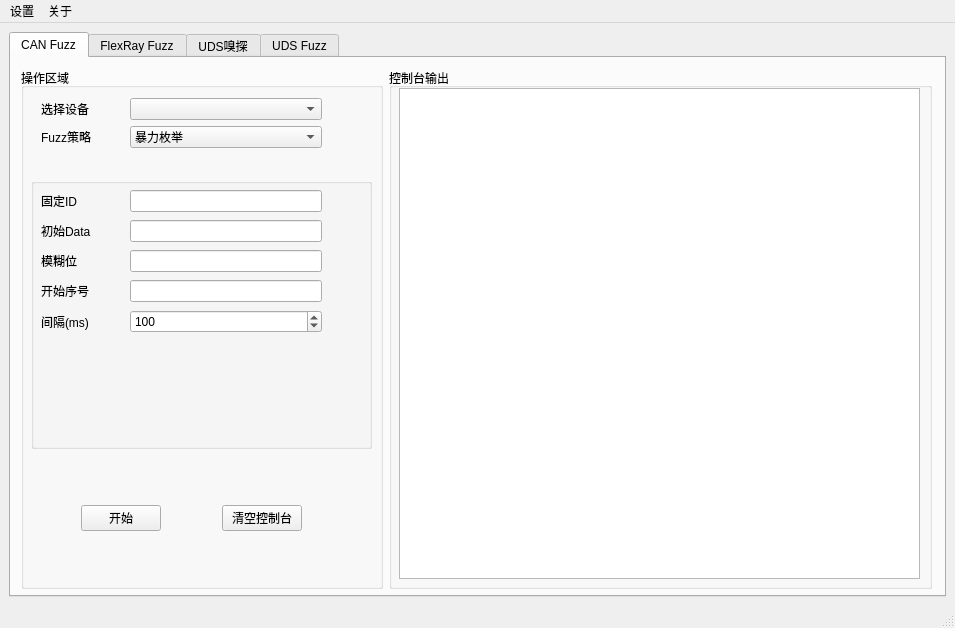
Old version of the form ui/main_window.ui in the repository hongyan3/fuzz_platform.
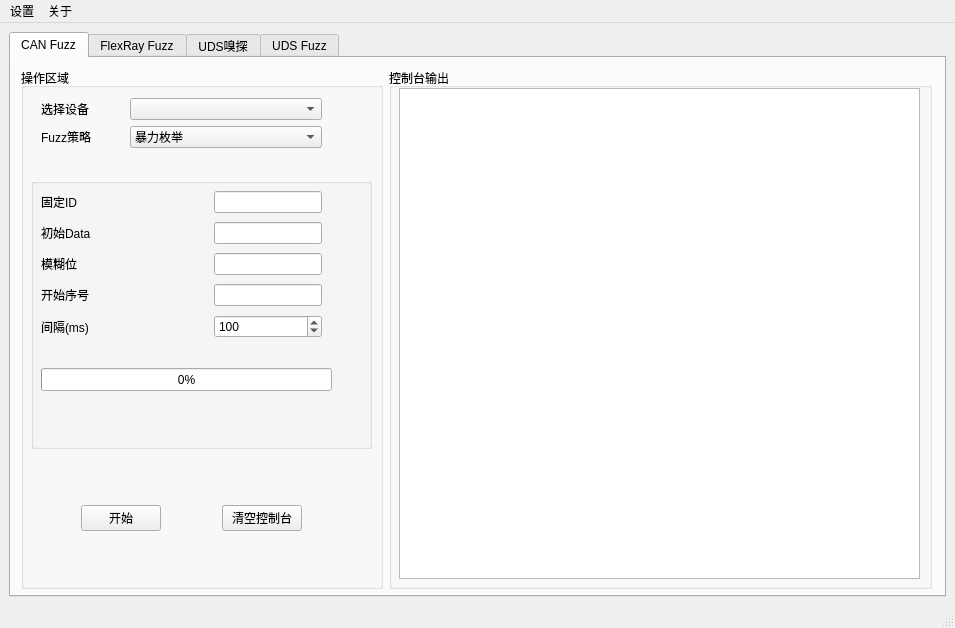
New version of the form. The open tabs and pages were chosen to show the change. Icons and pictures are not drawn.

Commit message: feat: 完成暴力枚举部分UI界面

```diff
--- a/ui/main_window.ui
+++ b/ui/main_window.ui
@@ -138,18 +138,36 @@
                  <x>10</x>
                  <y>10</y>
                  <width>281</width>
-                 <height>151</height>
+                 <height>155</height>
                 </rect>
                </property>
-               <layout class="QGridLayout" name="gridLayout_2" columnstretch="3,7">
-                <item row="0" column="1">
-                 <widget class="QLineEdit" name="fixed_arb_id"/>
+               <layout class="QGridLayout" name="gridLayout_2" columnstretch="3,0">
+                <item row="3" column="0">
+                 <widget class="QLabel" name="label_11">
+                  <property name="text">
+                   <string>开始序号</string>
+                  </property>
+                 </widget>
                 </item>
-                <item row="1" column="1">
-                 <widget class="QLineEdit" name="initial_data"/>
+                <item row="2" column="1">
+                 <widget class="QLineEdit" name="fuzz_bit_map"/>
                 </item>
-                <item row="3" column="1">
-                 <widget class="QLineEdit" name="brute_start_index"/>
+                <item row="4" column="1">
+                 <widget class="QSpinBox" name="brute_delay">
+                  <property name="maximum">
+                   <number>9999999</number>
+                  </property>
+                  <property name="value">
+                   <number>100</number>
+                  </property>
+                 </widget>
+                </item>
+                <item row="1" column="0">
+                 <widget class="QLabel" name="label_4">
+                  <property name="text">
+                   <string>初始Data</string>
+                  </property>
+                 </widget>
                 </item>
                 <item row="0" column="0">
                  <widget class="QLabel" name="label_3">
@@ -158,22 +176,8 @@
                   </property>
                  </widget>
                 </item>
-                <item row="2" column="1">
-                 <widget class="QLineEdit" name="fuzz_bit_map"/>
-                </item>
-                <item row="4" column="0">
-                 <widget class="QLabel" name="label_9">
-                  <property name="text">
-                   <string>间隔(ms)</string>
-                  </property>
-                 </widget>
-                </item>
-                <item row="3" column="0">
-                 <widget class="QLabel" name="label_11">
-                  <property name="text">
-                   <string>开始序号</string>
-                  </property>
-                 </widget>
+                <item row="0" column="1">
+                 <widget class="QLineEdit" name="fixed_arb_id"/>
                 </item>
                 <item row="2" column="0">
                  <widget class="QLabel" name="label_5">
@@ -182,25 +186,40 @@
                   </property>
                  </widget>
                 </item>
-                <item row="1" column="0">
-                 <widget class="QLabel" name="label_4">
+                <item row="1" column="1">
+                 <widget class="QLineEdit" name="initial_data"/>
+                </item>
+                <item row="4" column="0">
+                 <widget class="QLabel" name="label_9">
                   <property name="text">
-                   <string>初始Data</string>
+                   <string>间隔(ms)</string>
                   </property>
                  </widget>
                 </item>
-                <item row="4" column="1">
-                 <widget class="QSpinBox" name="brute_delay">
-                  <property name="maximum">
-                   <number>9999999</number>
-                  </property>
-                  <property name="value">
-                   <number>100</number>
-                  </property>
-                 </widget>
+                <item row="3" column="1">
+                 <widget class="QLineEdit" name="brute_start_index"/>
                 </item>
                </layout>
               </widget>
+              <widget class="QProgressBar" name="brute_process">
+               <property name="enabled">
+                <bool>true</bool>
+               </property>
+               <property name="geometry">
+                <rect>
+                 <x>10</x>
+                 <y>190</y>
+                 <width>291</width>
+                 <height>23</height>
+                </rect>
+               </property>
+               <property name="value">
+                <number>0</number>
+               </property>
+               <property name="invertedAppearance">
+                <bool>false</bool>
+               </property>
+              </widget>
              </widget>
              <widget class="QWidget" name="a_fuzz_operation_page_2">
               <widget class="QWidget" name="layoutWidget_3">
```
Left out of the diff: 18 changed lines with no effect on the pictures. The commit also changes 6 other files.
